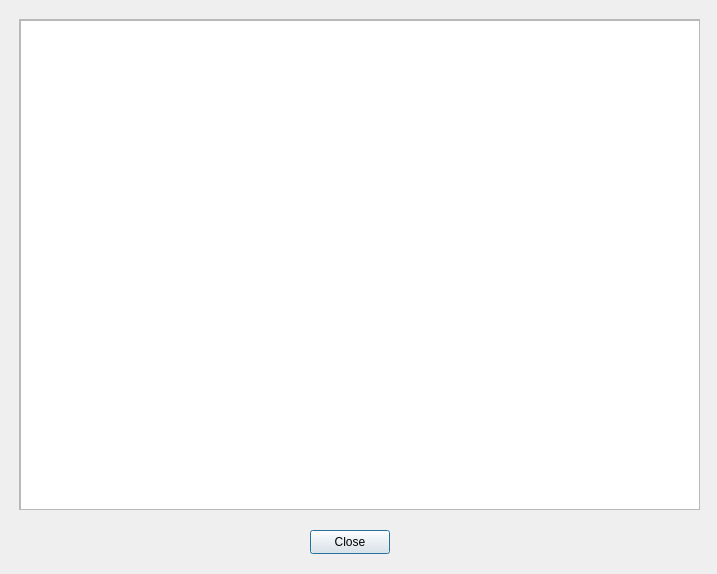
This is ui/shadercodedisplayer.ui in herewegoblueno/beagle as Qt 5 draws it before an edit. The edited form follows.
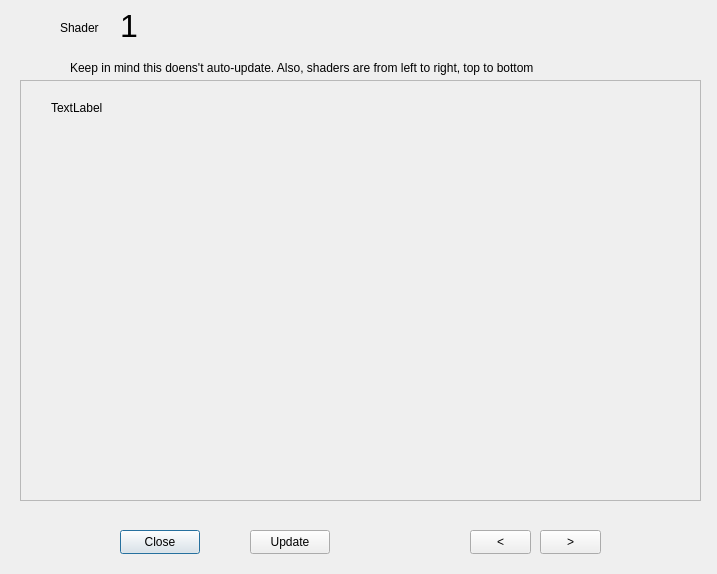
This is the edited form.

Commit message: Users can now inspect the source of the 6 test shaders

The edit to the form file:
```diff
--- a/ui/shadercodedisplayer.ui
+++ b/ui/shadercodedisplayer.ui
@@ -16,10 +16,10 @@
   <widget class="QScrollArea" name="scrollArea">
    <property name="geometry">
     <rect>
-     <x>19</x>
-     <y>19</y>
+     <x>20</x>
+     <y>80</y>
      <width>681</width>
-     <height>491</height>
+     <height>421</height>
     </rect>
    </property>
    <property name="widgetResizable">
@@ -31,25 +31,37 @@
       <x>0</x>
       <y>0</y>
       <width>679</width>
-      <height>489</height>
+      <height>419</height>
      </rect>
     </property>
-    <widget class="QTextBrowser" name="textBrowser">
+    <widget class="QLabel" name="shaderCode">
      <property name="geometry">
       <rect>
-       <x>0</x>
-       <y>0</y>
-       <width>681</width>
-       <height>491</height>
+       <x>30</x>
+       <y>20</y>
+       <width>631</width>
+       <height>361</height>
       </rect>
      </property>
+     <property name="text">
+      <string>TextLabel</string>
+     </property>
+     <property name="alignment">
+      <set>Qt::AlignLeading|Qt::AlignLeft|Qt::AlignTop</set>
+     </property>
+     <property name="wordWrap">
+      <bool>true</bool>
+     </property>
+     <property name="textInteractionFlags">
+      <set>Qt::LinksAccessibleByMouse|Qt::TextSelectableByKeyboard|Qt::TextSelectableByMouse</set>
+     </property>
     </widget>
    </widget>
   </widget>
   <widget class="QPushButton" name="closeButton">
    <property name="geometry">
     <rect>
-     <x>310</x>
+     <x>120</x>
      <y>530</y>
      <width>80</width>
      <height>24</height>
@@ -59,6 +71,89 @@
     <string>Close</string>
    </property>
   </widget>
+  <widget class="QPushButton" name="updateButton">
+   <property name="geometry">
+    <rect>
+     <x>250</x>
+     <y>530</y>
+     <width>80</width>
+     <height>24</height>
+    </rect>
+   </property>
+   <property name="text">
+    <string>Update</string>
+   </property>
+  </widget>
+  <widget class="QPushButton" name="decreaseButton">
+   <property name="geometry">
+    <rect>
+     <x>470</x>
+     <y>530</y>
+     <width>61</width>
+     <height>24</height>
+    </rect>
+   </property>
+   <property name="text">
+    <string>&lt;</string>
+   </property>
+  </widget>
+  <widget class="QPushButton" name="increaseButton">
+   <property name="geometry">
+    <rect>
+     <x>540</x>
+     <y>530</y>
+     <width>61</width>
+     <height>24</height>
+    </rect>
+   </property>
+   <property name="text">
+    <string>&gt;</string>
+   </property>
+  </widget>
+  <widget class="QLabel" name="shaderLabel">
+   <property name="geometry">
+    <rect>
+     <x>60</x>
+     <y>20</y>
+     <width>58</width>
+     <height>16</height>
+    </rect>
+   </property>
+   <property name="text">
+    <string>Shader</string>
+   </property>
+  </widget>
+  <widget class="QLabel" name="shaderIndex">
+   <property name="geometry">
+    <rect>
+     <x>120</x>
+     <y>10</y>
+     <width>58</width>
+     <height>31</height>
+    </rect>
+   </property>
+   <property name="font">
+    <font>
+     <pointsize>24</pointsize>
+    </font>
+   </property>
+   <property name="text">
+    <string>1</string>
+   </property>
+  </widget>
+  <widget class="QLabel" name="label">
+   <property name="geometry">
+    <rect>
+     <x>70</x>
+     <y>60</y>
+     <width>561</width>
+     <height>16</height>
+    </rect>
+   </property>
+   <property name="text">
+    <string>Keep in mind this doens't auto-update. Also, shaders are from left to right, top to bottom</string>
+   </property>
+  </widget>
  </widget>
  <resources/>
  <connections/>
```
The commit also changes 14 other files.
